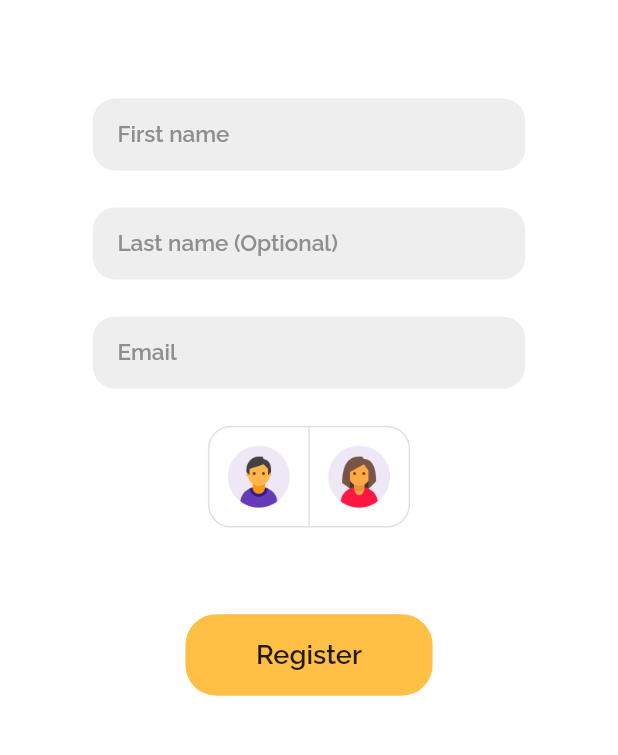
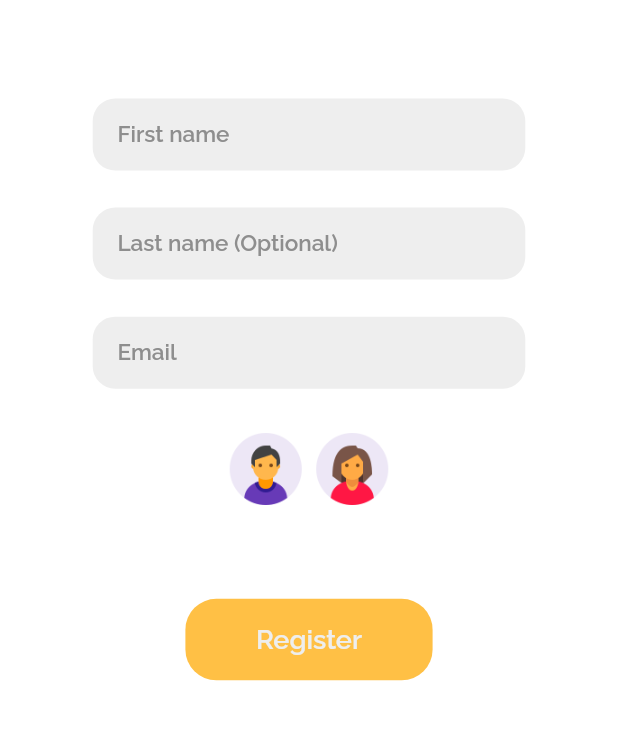
Before and after one commit to JobinBiju/Taskly, a Flutter app: the WelcomeView screen opened by its route, after a tap on "Start", on a phone screen of 412 x 824 dp, the part 365-1120 px from its top. Run offline on Flutter 3.47's test engine with Material 2 defaults, Android fonts, the phone set to English and light mode, and no system bars; our stand-ins replace bubble_bottom_bar, flutter_svg, font_awesome_flutter, get, get_storage, google_fonts and 1 more; accounts and stored records are empty.

Commit message:
Refactors
Simple refactors

```diff
--- a/lib/app/global_widgets/proceed_button.dart
+++ b/lib/app/global_widgets/proceed_button.dart
@@ -22,7 +22,8 @@ class ProceedButton extends StatelessWidget {
       elevation: 0,
       child: Text(
         title,
-        style: kSub2HeadTextStyle,
+        style: kSub2HeadTextStyle.copyWith(
+            color: Theme.of(context).primaryColorLight),
       ),
       color: Color(0xffffc045),
       splashColor: Color(0xfffdb827),
--- a/lib/app/modules/profile/views/profile_view.dart
+++ b/lib/app/modules/profile/views/profile_view.dart
@@ -111,7 +111,9 @@ class ProfileView extends GetView<ProfileController> {
                   confirmTextColor: Theme.of(context).primaryColorDark,
                   cancelTextColor: Theme.of(context).primaryColorDark,
                   onConfirm: () {
-                    Get.to(LoginView());
+                    Get.offAll(LoginView(),
+                        transition: Transition.leftToRightWithFade,
+                        duration: Duration(seconds: 1));
                     Get.snackbar(
                       'Logged out',
                       'Logged out successfully.',
@@ -119,7 +121,7 @@ class ProfileView extends GetView<ProfileController> {
                       backgroundColor: Theme.of(context).primaryColorLight,
                       colorText: Theme.of(context).primaryColorDark,
                       margin:
-                          EdgeInsets.symmetric(horizontal: 10, vertical: 20),
+                          EdgeInsets.symmetric(horizontal: 12, vertical: 20),
                     );
                   },
                 );
--- a/lib/app/modules/welcome/views/login_view.dart
+++ b/lib/app/modules/welcome/views/login_view.dart
@@ -54,21 +54,16 @@ class LoginView extends GetView {
               init: controller,
               builder: (_) => ToggleButtons(
                 children: [
-                  Image(
-                    image: AssetImage('assets/images/male-user-1.png'),
-                    height: size.height * 0.06,
-                  ),
-                  Image(
-                    image: AssetImage('assets/images/female-user-1.png'),
-                    height: size.height * 0.06,
-                  ),
+                  Image(image: AssetImage('assets/images/male-user-1.png')),
+                  Image(image: AssetImage('assets/images/female-user-1.png')),
                 ],
                 borderRadius: BorderRadius.circular(15),
                 color: Color(0xffeeeeee),
-                fillColor: Color(0xffffc045).withOpacity(0.3),
+                renderBorder: false,
+                fillColor: Color(0xffffc045).withOpacity(0.68),
                 splashColor: Color(0xffffc045),
                 constraints: BoxConstraints.expand(
-                    height: size.height * 0.08, width: size.height * 0.08),
+                    height: size.width * 0.14, width: size.width * 0.14),
                 isSelected: controller.selectedToggleGender,
                 onPressed: controller.onToggledGender,
               ),
```
